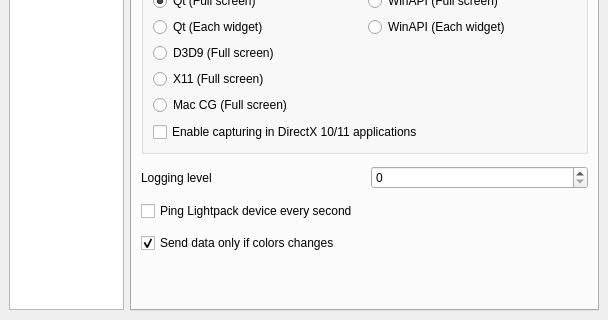
Qt form Software/src/SettingsWindow.ui (Atarity/Lightpack) before a commit; both pictures show x 0 to 608 and y 279 to 599 of the 608 by 599 pixel window.
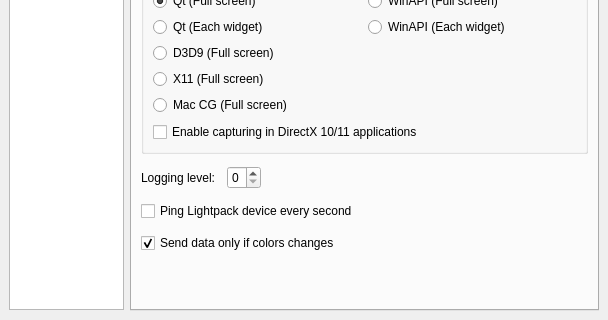
The same form after that commit. The open tabs and pages were chosen to show the change. Icons and pictures are not drawn. Custom widgets are drawn as their Qt base class.

Commit message: Logging level UI fix, FPS label in the statusbar is fixed

The edit to the form file:
```diff
--- a/Software/src/SettingsWindow.ui
+++ b/Software/src/SettingsWindow.ui
@@ -2903,7 +2903,7 @@
           <item>
            <widget class="QLabel" name="label_LoggingLevel">
             <property name="text">
-             <string>Logging level</string>
+             <string>Logging level:</string>
             </property>
             <property name="buddy">
              <cstring>spinBox_LoggingLevel</cstring>
@@ -2917,6 +2917,19 @@
             </property>
            </widget>
           </item>
+          <item>
+           <spacer name="horizontalSpacer_2">
+            <property name="orientation">
+             <enum>Qt::Horizontal</enum>
+            </property>
+            <property name="sizeHint" stdset="0">
+             <size>
+              <width>40</width>
+              <height>20</height>
+             </size>
+            </property>
+           </spacer>
+          </item>
          </layout>
         </item>
         <item>
```
Left out of the diff: 2 changed lines with no effect on the pictures. The commit also changes 3 other files.
